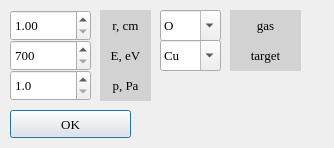
Qt form real_sputtering/qt_ui/dialog_chamber.ui (VacuumLabsProject/project) before a commit.
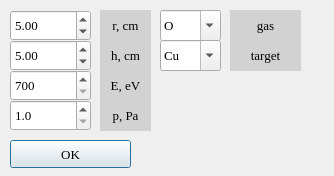
The same form after that commit. Icons and pictures are not drawn.

The edit to the form file:
```diff
--- a/real_sputtering/qt_ui/dialog_chamber.ui
+++ b/real_sputtering/qt_ui/dialog_chamber.ui
@@ -7,7 +7,7 @@
     <x>0</x>
     <y>0</y>
     <width>334</width>
-    <height>148</height>
+    <height>176</height>
    </rect>
   </property>
   <property name="windowTitle">
@@ -58,7 +58,7 @@
    <property name="geometry">
     <rect>
      <x>10</x>
-     <y>110</y>
+     <y>140</y>
      <width>121</width>
      <height>28</height>
     </rect>
@@ -97,6 +97,9 @@
    <property name="singleStep">
     <double>0.100000000000000</double>
    </property>
+   <property name="value">
+    <double>5.000000000000000</double>
+   </property>
   </widget>
   <widget class="QLabel" name="r_label">
    <property name="geometry">
@@ -226,7 +229,7 @@
    <property name="geometry">
     <rect>
      <x>10</x>
-     <y>40</y>
+     <y>70</y>
      <width>81</width>
      <height>31</height>
     </rect>
@@ -257,7 +260,7 @@
    <property name="geometry">
     <rect>
      <x>100</x>
-     <y>40</y>
+     <y>70</y>
      <width>51</width>
      <height>31</height>
     </rect>
@@ -282,7 +285,7 @@
    <property name="geometry">
     <rect>
      <x>10</x>
-     <y>70</y>
+     <y>100</y>
      <width>81</width>
      <height>31</height>
     </rect>
@@ -313,7 +316,7 @@
    <property name="geometry">
     <rect>
      <x>100</x>
-     <y>70</y>
+     <y>100</y>
      <width>51</width>
      <height>31</height>
     </rect>
@@ -334,6 +337,59 @@
     <set>Qt::AlignCenter</set>
    </property>
   </widget>
+  <widget class="QDoubleSpinBox" name="distance">
+   <property name="geometry">
+    <rect>
+     <x>10</x>
+     <y>40</y>
+     <width>81</width>
+     <height>31</height>
+    </rect>
+   </property>
+   <property name="font">
+    <font>
+     <family>Times New Roman</family>
+     <pointsize>10</pointsize>
+    </font>
+   </property>
+   <property name="minimum">
+    <double>3.000000000000000</double>
+   </property>
+   <property name="maximum">
+    <double>20.000000000000000</double>
+   </property>
+   <property name="singleStep">
+    <double>0.100000000000000</double>
+   </property>
+   <property name="value">
+    <double>5.000000000000000</double>
+   </property>
+  </widget>
+  <widget class="QLabel" name="h_label">
+   <property name="geometry">
+    <rect>
+     <x>100</x>
+     <y>40</y>
+     <width>51</width>
+     <height>31</height>
+    </rect>
+   </property>
+   <property name="font">
+    <font>
+     <family>Times New Roman</family>
+     <pointsize>10</pointsize>
+    </font>
+   </property>
+   <property name="styleSheet">
+    <string notr="true">background-color: rgb(210, 210, 210)</string>
+   </property>
+   <property name="text">
+    <string>h, cm</string>
+   </property>
+   <property name="alignment">
+    <set>Qt::AlignCenter</set>
+   </property>
+  </widget>
  </widget>
  <resources/>
  <connections/>
```
